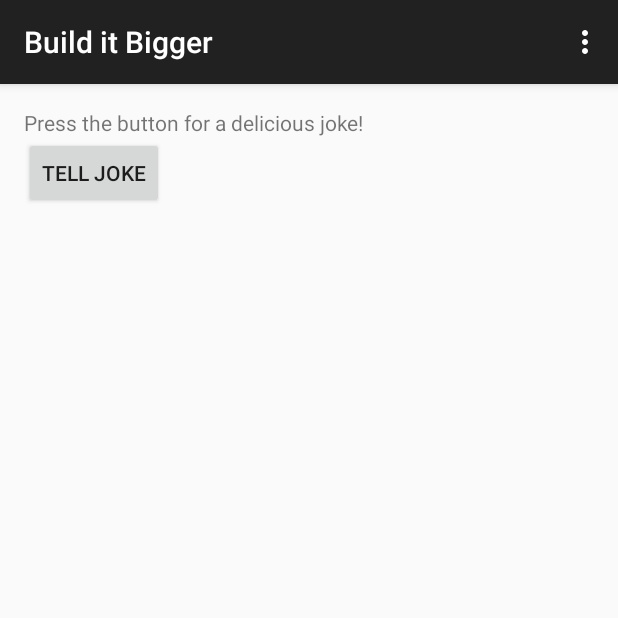
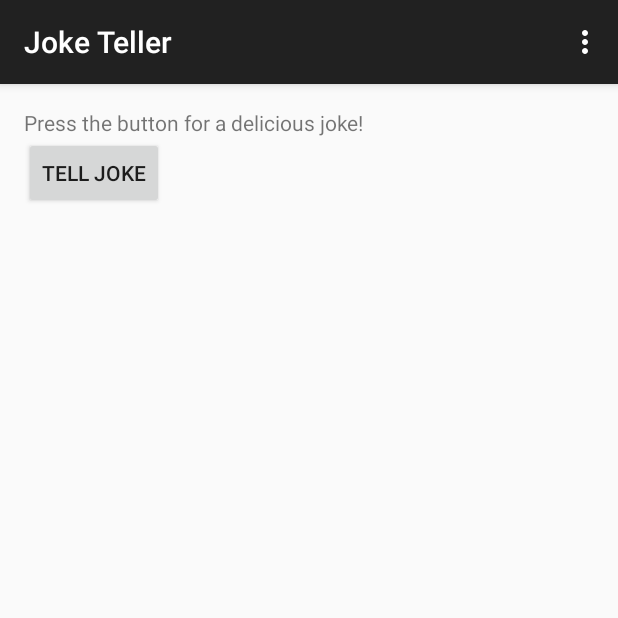
Before and after one commit to alvarosantisteban/joketellingapp, an Android app: the screen it shows after launch (MainActivity), on a phone screen of 412 x 824 dp, the top half of it. Run offline under Robolectric (Android 15) with nearby library versions, the phone set to English and light mode, and no system bars; our stand-ins replace AdMob.

Commit message:
Update package names.

```diff
--- a/app/build.gradle
+++ b/app/build.gradle
@@ -5,7 +5,7 @@ android {
     buildToolsVersion "26.0.1"
 
     defaultConfig {
-        applicationId "com.udacity.gradle.builditbigger"
+        applicationId "com.alvarosantisteban.joketellingapp"
         minSdkVersion 16
         targetSdkVersion 25
         versionCode 1
--- a/app/src/main/java/com/udacity/gradle/builditbigger/MainActivity.java
+++ b/app/src/main/java/com/alvarosantisteban/joketellingapp/MainActivity.java
@@ -1,4 +1,4 @@
-package com.udacity.gradle.builditbigger;
+package com.alvarosantisteban.joketellingapp;
 
 import android.os.Bundle;
 import android.support.v7.app.AppCompatActivity;
@@ -6,7 +6,6 @@ import android.view.Menu;
 import android.view.MenuItem;
 import android.view.View;
 import android.widget.Toast;
-
 
 public class MainActivity extends AppCompatActivity {
 
--- a/app/src/main/java/com/udacity/gradle/builditbigger/MainActivityFragment.java
+++ b/app/src/main/java/com/alvarosantisteban/joketellingapp/MainActivityFragment.java
@@ -1,4 +1,4 @@
-package com.udacity.gradle.builditbigger;
+package com.alvarosantisteban.joketellingapp;
 
 import android.os.Bundle;
 import android.support.v4.app.Fragment;
@@ -8,7 +8,6 @@ import android.view.ViewGroup;
 
 import com.google.android.gms.ads.AdRequest;
 import com.google.android.gms.ads.AdView;
-
 
 /**
  * A placeholder fragment containing a simple view.
--- a/app/src/main/res/layout/activity_main.xml
+++ b/app/src/main/res/layout/activity_main.xml
@@ -1,7 +1,7 @@
 <fragment xmlns:android="http://schemas.android.com/apk/res/android"
     xmlns:tools="http://schemas.android.com/tools"
     android:id="@+id/fragment"
-    android:name="com.udacity.gradle.builditbigger.MainActivityFragment"
+    android:name="com.alvarosantisteban.joketellingapp.MainActivityFragment"
     android:layout_width="match_parent"
     android:layout_height="match_parent"
     tools:layout="@layout/fragment_main" />
--- a/app/src/main/res/layout/fragment_main.xml
+++ b/app/src/main/res/layout/fragment_main.xml
@@ -31,6 +31,6 @@
         android:layout_alignParentBottom="true"
         android:layout_centerHorizontal="true"
         ads:adSize="BANNER"
-        ads:adUnitId="@string/banner_ad_unit_id"></com.google.android.gms.ads.AdView>
+        ads:adUnitId="@string/banner_ad_unit_id"/>
 
 </RelativeLayout>
--- a/app/src/main/res/values/strings.xml
+++ b/app/src/main/res/values/strings.xml
@@ -1,5 +1,5 @@
 <resources>
-    <string name="app_name">Build it Bigger</string>
+    <string name="app_name">Joke Teller</string>
     <string name="instructions">Press the button for a delicious joke!</string>
     <string name="button_text">Tell Joke</string>
     <string name="action_settings">Settings</string>
```
Also changed, not shown: app/src/main/AndroidManifest.xml (+4 -3 lines), 1 other file.
